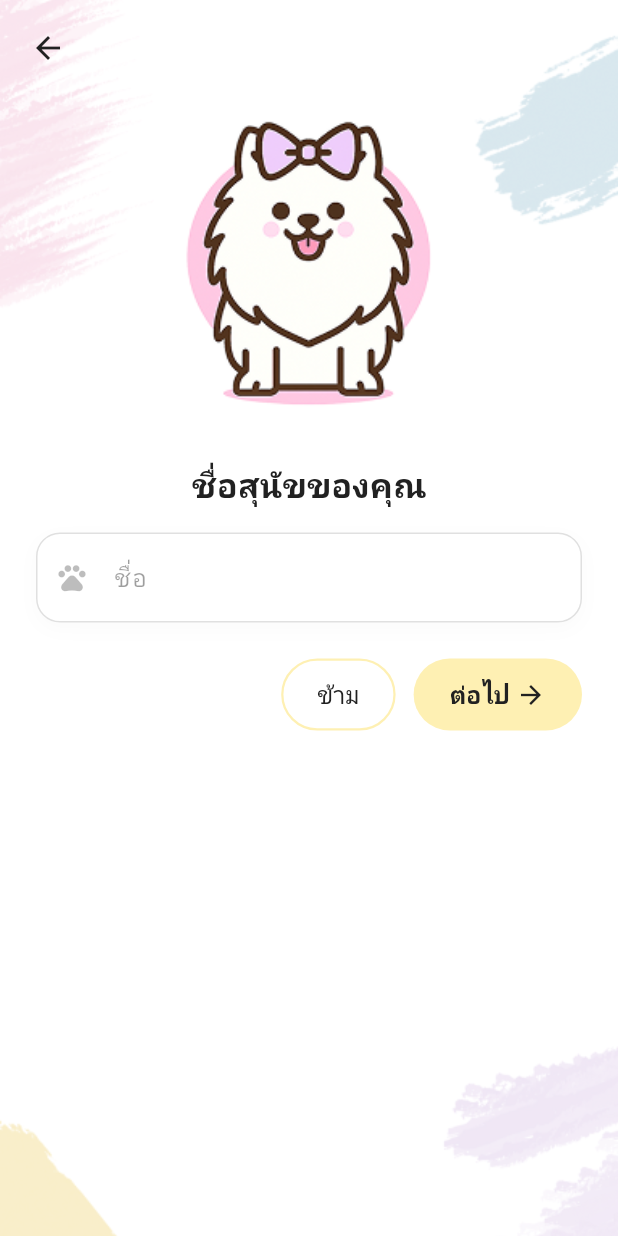
After one commit to siwadolrungmart/RegDog-Application, a Flutter app: the screen it shows after launch, on a phone screen of 412 x 824 dp. The commit adds this screen. Run offline on Flutter 3.47's test engine with Material 3 defaults, Android fonts, the phone set to English and light mode, and no system bars; our stand-ins replace firebase_auth, firebase_core, google_fonts; accounts and stored records are empty.

Commit message:
update Ui Register 1 2

```diff
--- a/lib/main.dart
+++ b/lib/main.dart
@@ -2,7 +2,9 @@ import 'package:flutter/material.dart';
 import 'package:firebase_core/firebase_core.dart';
 import 'firebase_options.dart';
 import 'package:regdogapp/screen/login_screen.dart';
-
+import 'package:regdogapp/screen/registerfirst.dart';
+import 'package:google_fonts/google_fonts.dart';
+import 'package:regdogapp/screen/registersecond.dart';
 void main() async {
   // ต้องมีบรรทัดนี้เสมอเมื่อมีการใช้ async ในฟังก์ชัน main
   WidgetsFlutterBinding.ensureInitialized();
@@ -25,11 +27,33 @@ class RegDogApp extends StatelessWidget {
       debugShowCheckedModeBanner: false,
       theme: ThemeData(
         useMaterial3: true,
-        // ปรับแต่งสีหลักที่นี่
+        // ปรับแต่งสีหลักที่นี่ (คุณใช้ Colors.orange ไว้)
         colorScheme: ColorScheme.fromSeed(seedColor: Colors.orange),
+
+        // --- 1. ตั้งค่าให้พื้นหลังโปร่งใส เพื่อให้มองทะลุเห็นรูปภาพได้ ---
+        scaffoldBackgroundColor: Colors.transparent,
+
+        // --- 2. เรียกใช้ Google Fonts ให้เป็น Inter ทั้งแอป ---
+        textTheme: GoogleFonts.interTextTheme(
+          Theme.of(context).textTheme,
+        ),
       ),
+
+      // --- 3. ตั้งค่ารูปพื้นหลังให้ครอบคลุมทุกหน้าจอ ---
+      builder: (context, child) {
+        return Container(
+          decoration: const BoxDecoration(
+            image: DecorationImage(
+              image: AssetImage('assets/bg_watercolor.png'),
+              fit: BoxFit.cover,
+            ),
+          ),
+          child: child,
+        );
+      },
+
       // หน้าแรกที่แอปจะเปิดขึ้นมา
-      home: const LoginScreen(),
+      home: const Registersecond(),
     );
   }
 }
--- /dev/null
+++ b/lib/screen/registersecond.dart
@@ -0,0 +1,205 @@
+import 'package:flutter/material.dart';
+
+class Registersecond extends StatefulWidget {
+  const Registersecond({super.key});
+
+  @override
+  State<Registersecond> createState() => _RegistersecondState();
+}
+
+class _RegistersecondState extends State<Registersecond> {
+  // สร้าง Controller เพื่อรอรับค่าชื่อน้องหมา
+  final TextEditingController _dogNameController = TextEditingController();
+
+  // กำหนดสี Constants
+  static const Color _textDark = Color(0xFF212121);
+  static const Color _btnYellow = Color(0xFFFEF0B3); // สีเหลืองทองแบบในรูป
+  static const Color _borderColor = Color(0xFFE0E0E0);
+
+  @override
+  void dispose() {
+    _dogNameController.dispose();
+    super.dispose();
+  }
+
+  @override
+  Widget build(BuildContext context) {
+    return Scaffold(
+      backgroundColor: Colors.transparent,
+      body: Stack(
+        children: [
+          // --- 1. เลเยอร์ Background ---
+          Positioned.fill(
+            child: Image.asset(
+              'assets/bg_watercolor.png',
+              fit: BoxFit.cover,
+              errorBuilder: (context, error, stackTrace) {
+                 debugPrint("Error loading background image: $error");
+                 return Container(color: Colors.white);
+              },
+            ),
+          ),
+
+          // --- 2. เลเยอร์ Content หลัก ---
+          SafeArea(
+            child: Column(
+              crossAxisAlignment: CrossAxisAlignment.start,
+              children: [
+                // ปุ่ม Back Arrow ด้านบนซ้าย
+                Padding(
+                  padding: const EdgeInsets.only(left: 8.0, top: 8.0),
+                  child: IconButton(
+                    icon: const Icon(Icons.arrow_back, color: _textDark),
+                    onPressed: () {
+                      Navigator.pop(context);
+                    },
+                  ),
+                ),
+
+                // ส่วนเนื้อหาที่ Scroll ได้
+                Expanded(
+                  child: SingleChildScrollView(
+                    physics: const BouncingScrollPhysics(),
+                    child: Padding(
+                      padding: const EdgeInsets.symmetric(horizontal: 24.0),
+                      child: Column(
+                        mainAxisAlignment: MainAxisAlignment.center,
+                        children: [
+                          const SizedBox(height: 20),
+
+                          // รูปการ์ตูนสุนัข
+                          Image.asset(
+                            'assets/dog-ping.png',
+                            width: 200,
+                            height: 200,
+                            fit: BoxFit.contain,
+                            errorBuilder: (context, error, stackTrace) =>
+                                const Icon(Icons.pets, size: 150, color: Colors.grey),
+                          ),
+                          const SizedBox(height: 32),
+
+                          // ข้อความ "ชื่อสุนัขของคุณ"
+                          const Text(
+                            'ชื่อสุนัขของคุณ',
+                            style: TextStyle(
+                              fontSize: 22,
+                              fontWeight: FontWeight.w600,
+                              color: _textDark,
+                            ),
+                          ),
+                          const SizedBox(height: 16),
+
+                          // --- ช่องกรอกชื่อสุนัข ---
+                          Container(
+                            decoration: BoxDecoration(
+                              color: Colors.white,
+                              borderRadius: BorderRadius.circular(16),
+                              boxShadow: [
+                                BoxShadow(
+                                  color: Colors.black.withOpacity(0.02),
+                                  blurRadius: 10,
+                                  offset: const Offset(0, 4),
+                                ),
+                              ],
+                            ),
+                            child: TextField(
+                              controller: _dogNameController,
+                              decoration: InputDecoration(
+                                hintText: 'ชื่อ',
+                                hintStyle: const TextStyle(color: Colors.black38),
+                                prefixIcon: const Icon(Icons.pets, color: Colors.black26, size: 22),
+                                contentPadding: const EdgeInsets.symmetric(vertical: 18, horizontal: 16),
+                                enabledBorder: OutlineInputBorder(
+                                  borderRadius: BorderRadius.circular(16),
+                                  borderSide: const BorderSide(color: _borderColor),
+                                ),
+                                focusedBorder: OutlineInputBorder(
+                                  borderRadius: BorderRadius.circular(16),
+                                  borderSide: const BorderSide(color: _btnYellow, width: 2),
+                                ),
+                              ),
+                            ),
+                          ),
+                          const SizedBox(height: 24),
+
+                          // --- กลุ่มปุ่ม "ข้าม" และ "ต่อไป" ---
+                          Row(
+                            mainAxisAlignment: MainAxisAlignment.end,
+                            children: [
+                              // ปุ่ม "ข้าม"
+                              SizedBox(
+                                height: 48,
+                                child: OutlinedButton(
+                                  style: OutlinedButton.styleFrom(
+                                    backgroundColor: Colors.white,
+                                    side: const BorderSide(color: _btnYellow, width: 1.5),
+                                    shape: RoundedRectangleBorder(
+                                      borderRadius: BorderRadius.circular(24),
+                                    ),
+                                    elevation: 0,
+                                  ),
+                                  onPressed: () {
+                                    // TODO: ใส่ Logic สำหรับการกดข้าม
+                                  },
+                                  child: const Text(
+                                    'ข้าม',
+                                    style: TextStyle(
+                                      fontSize: 16,
+                                      fontWeight: FontWeight.w500,
+                                      color: _textDark,
+                                    ),
+                                  ),
+                                ),
+                              ),
+                              const SizedBox(width: 12),
+
+                              // ปุ่ม "ต่อไป"
+                              SizedBox(
+                                height: 48,
+                                child: ElevatedButton(
+                                  style: ElevatedButton.styleFrom(
+                                    backgroundColor: _btnYellow,
+                                    foregroundColor: Colors.black54, // สีเอฟเฟกต์ตอนกด
+                                    elevation: 0,
+                                    shape: RoundedRectangleBorder(
+                                      borderRadius: BorderRadius.circular(24),
+                                    ),
+                                  ),
+                                  onPressed: () {
+                                    // TODO: ส่งค่าชื่อน้องหมาไปหน้าถัดไป
+                                    print("ชื่อน้องหมาคือ: ${_dogNameController.text}");
+                                  },
+                                  child: const Row(
+                                    mainAxisSize: MainAxisSize.min,
+                                    children: [
+                                      Text(
+                                        'ต่อไป',
+                                        style: TextStyle(
+                                          fontSize: 16,
+                                          fontWeight: FontWeight.w600,
+                                          color: _textDark,
+                                        ),
+                                      ),
+                                      SizedBox(width: 4),
+                                      Icon(Icons.arrow_forward, size: 20, color: _textDark),
+                                    ],
+                                  ),
+                                ),
+                              ),
+                            ],
+                          ),
+
+                          const SizedBox(height: 40),
+                        ],
+                      ),
+                    ),
+                  ),
+                ),
+              ],
+            ),
+          ),
+        ],
+      ),
+    );
+  }
+}
--- a/pubspec.yaml
+++ b/pubspec.yaml
@@ -36,6 +36,8 @@ dependencies:
   cupertino_icons: ^1.0.8
   firebase_core: ^4.4.0
   firebase_auth: ^6.1.4
+  google_sign_in: ^7.2.0
+  google_fonts: ^8.0.1
 
 dev_dependencies:
   flutter_test:
```
Also changed, not shown: lib/screen/login_screen.dart (+14 -3 lines), lib/screen/registerfirst.dart (added, +158 -0 lines), pubspec.lock, 2 other files.
